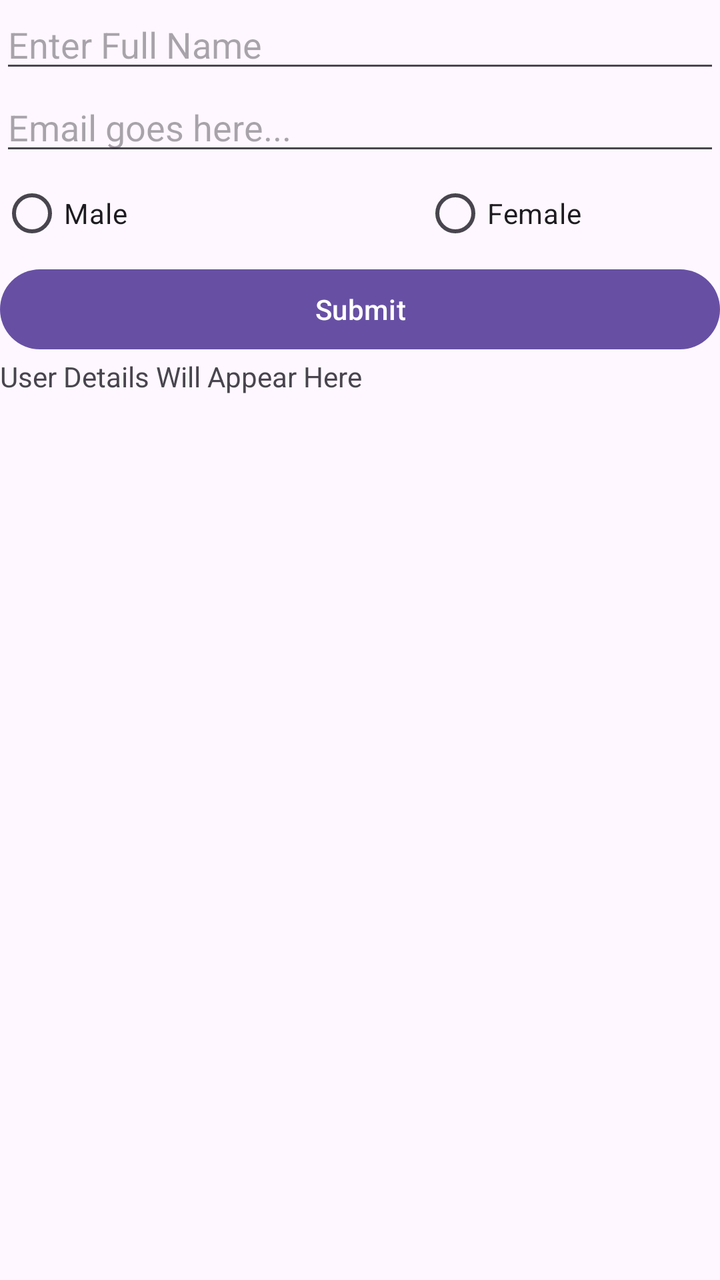
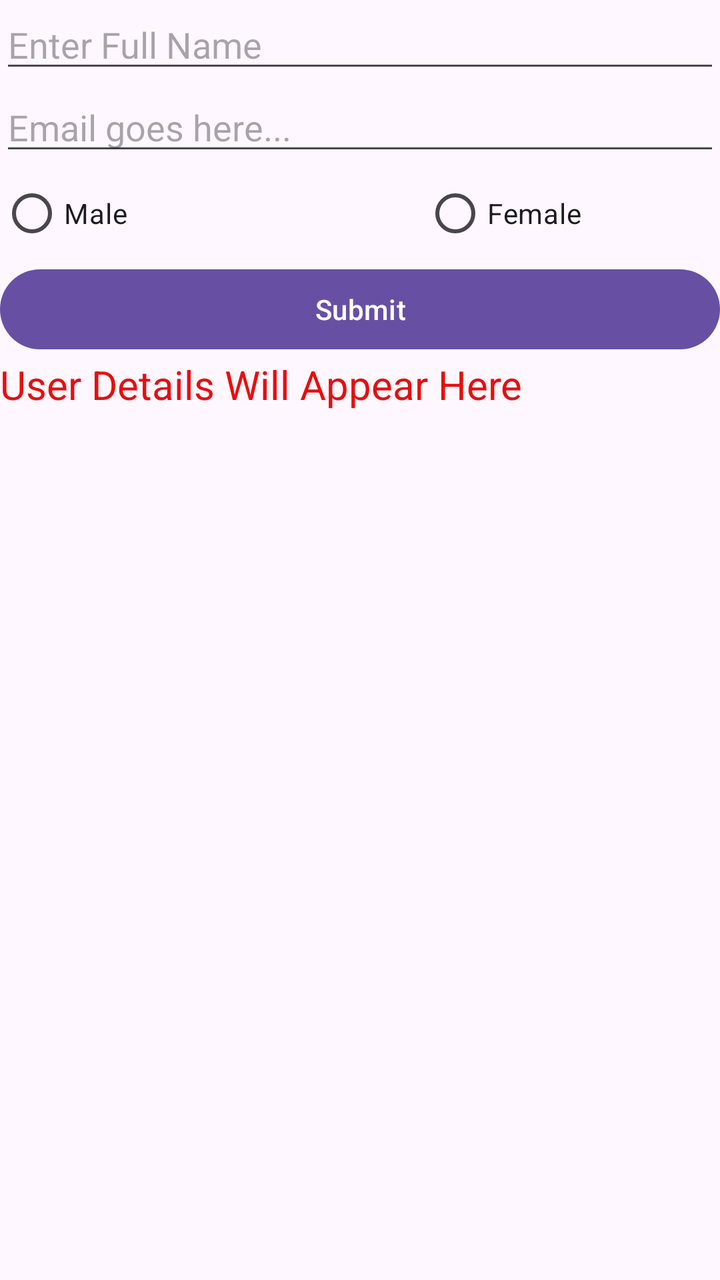

Two renders of the same Android screen: before a commit and after it. Below are the layout's source before the change and the commit's diff.
<!-- AndroidManifest.xml: application theme Theme.SR23BSCS025 -->
<!-- res/layout/activity_bind_controls.xml -->
<?xml version="1.0" encoding="utf-8"?>
<LinearLayout xmlns:android="http://schemas.android.com/apk/res/android"
    xmlns:app="http://schemas.android.com/apk/res-auto"
    xmlns:tools="http://schemas.android.com/tools"
    android:id="@+id/main"
    android:layout_width="match_parent"
    android:layout_height="match_parent"
    android:orientation="vertical"
    tools:context=".BindControls">

    <EditText
        android:id="@+id/editTextUserName"
        android:layout_width="match_parent"
        android:layout_height="wrap_content"
        android:ems="10"
        android:hint="Enter Full Name"
        android:inputType="text" />

    <EditText
        android:id="@+id/editTextTextUserEmail"
        android:layout_width="match_parent"
        android:layout_height="wrap_content"
        android:height="50dp"
        android:ems="10"
        android:hint="Email goes here..."
        android:inputType="textEmailAddress" />



    <RadioGroup
        android:id="@+id/RadioGroupGender"
        android:layout_width="match_parent"
        android:layout_height="wrap_content"
        android:orientation="horizontal">

        <RadioButton
            android:id="@+id/radioButtonMale"
            android:layout_width="wrap_content"
            android:layout_height="wrap_content"
            android:layout_weight="1"
            android:text="Male" />

        <RadioButton
            android:id="@+id/radioButtonFemale"
            android:layout_width="0dp"
            android:layout_height="wrap_content"
            android:layout_weight="1"
            android:text="Female" />
    </RadioGroup>

    <Button
        android:id="@+id/btnUserSubmit"
        android:layout_width="match_parent"
        android:layout_height="wrap_content"
        android:onClick="fnDisplay"
        android:text="Submit" />

    <TextView
        android:id="@+id/textViewUser"
        android:layout_width="match_parent"
        android:layout_height="wrap_content"
        android:text="User Details Will Appear Here" />
</LinearLayout>
<!-- resources referenced by this layout -->
<resources>
  <style name="Theme.SR23BSCS025" parent="Base.Theme.SR23BSCS025" />
  <style name="Base.Theme.SR23BSCS025" parent="Theme.Material3.DayNight.NoActionBar">
          
          
      </style>
</resources>

<!-- the commit's change to res/layout/activity_bind_controls.xml (unified diff, before → after) -->
@@ -59,5 +59,7 @@
         android:id="@+id/textViewUser"
         android:layout_width="match_parent"
         android:layout_height="wrap_content"
-        android:text="User Details Will Appear Here" />
+        android:text="User Details Will Appear Here"
+        android:textColor="#E60F0F"
+        android:textSize="20sp" />
 </LinearLayout>
